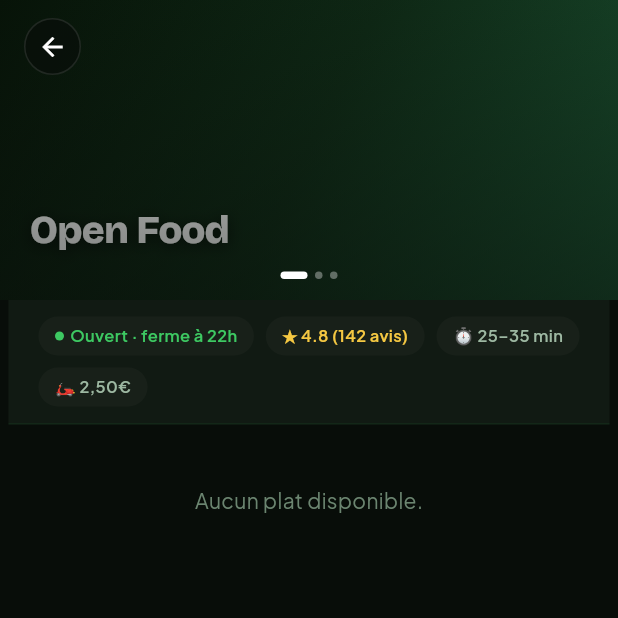
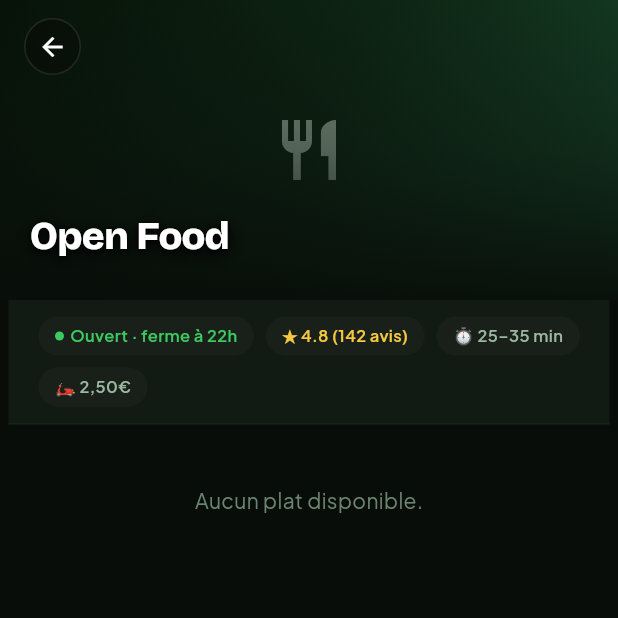
Before and after one commit to MyCookingData/openfood-mobile, a Flutter app: the RestoScreen screen opened directly, on a phone screen of 412 x 824 dp, the top half of it. Run offline on Flutter 3.47's test engine with Material 3 defaults, Android fonts, the phone set to English and light mode, and no system bars; drawn by our look-alikes of scrollable_positioned_list; our stand-ins replace audioplayers, cached_network_image, cloud_firestore, cloud_functions, firebase_auth, firebase_core and 10 more; missing offline and left inert: flutter_stripe, mailer, openfood_models; accounts and stored records are empty; project files that could hold a hidden picture were left out.

Commit message:
feat(mobile): remove default mock carousels and display restaurant photo with name in hero header

```diff
--- a/lib/home_screen.dart
+++ b/lib/home_screen.dart
@@ -228,7 +228,7 @@ class _HomeScreenState extends State<HomeScreen> {
                                 ),
                                 child: Row(
                                   children: [
-                                    const Text("📍", style: TextStyle(fontSize: 15)),
+                                    const Icon(Icons.location_on, color: AppTheme.greenXl, size: 16),
                                     const SizedBox(width: 8),
                                     Expanded(
                                       child: Column(
@@ -272,9 +272,7 @@ class _HomeScreenState extends State<HomeScreen> {
                           horizontal: 16, vertical: 11),
                       child: Row(
                         children: [
-                          const Text("🔍",
-                              style: TextStyle(
-                                  fontSize: 15, color: AppTheme.muted)),
+                          const Icon(Icons.search, color: AppTheme.muted, size: 18),
                           const SizedBox(width: 9),
                           Expanded(
                             child: GestureDetector(
@@ -285,27 +283,6 @@ class _HomeScreenState extends State<HomeScreen> {
                               ),
                             ),
                           ),
-                          /*
-                          GestureDetector(
-                            onTap: () => IAModal.show(context),
-                            child: Container(
-                              padding: const EdgeInsets.symmetric(
-                                  horizontal: 12, vertical: 6),
-                              decoration: BoxDecoration(
-                                gradient: const LinearGradient(
-                                  colors: [AppTheme.green, Color(0xFF145C26)],
-                                  begin: Alignment.topLeft,
-                                  end: Alignment.bottomRight,
-                                ),
-                                borderRadius: BorderRadius.circular(999),
-                              ),
-                              child: const Text(
-                                "🎲 Surprends-moi",
-                                style: TextStyle(color: Colors.white, fontSize: 12, fontWeight: FontWeight.bold),
-                              ),
-                            ),
-                          ),
-                          */
                         ],
                       ),
                     ),
@@ -314,8 +291,6 @@ class _HomeScreenState extends State<HomeScreen> {
                   // --- Carousel ---
                   const HomeCarouselWidget(),
                   const SizedBox(height: 12),
-
-
 
                   // --- Explorer Section ---
                   Padding(
@@ -345,13 +320,13 @@ class _HomeScreenState extends State<HomeScreen> {
                       padding: const EdgeInsets.symmetric(horizontal: 20),
                       physics: const BouncingScrollPhysics(),
                       children: [
-                        JuicyWrapper(onTap: () => Navigator.push(context, MaterialPageRoute(builder: (_) => const ExplorerScreen(category: "Tout"))), child: const CategoryIcon(label: "Tout", icon: "🍽️", isSelected: true)),
-                        JuicyWrapper(onTap: () => Navigator.push(context, MaterialPageRoute(builder: (_) => const ExplorerScreen(category: "Grillades"))), child: const CategoryIcon(label: "Grillades", icon: "🥩")),
-                        JuicyWrapper(onTap: () => Navigator.push(context, MaterialPageRoute(builder: (_) => const ExplorerScreen(category: "Poisson"))), child: const CategoryIcon(label: "Poisson", icon: "🐟")),
-                        JuicyWrapper(onTap: () => Navigator.push(context, MaterialPageRoute(builder: (_) => const ExplorerScreen(category: "Pasta"))), child: const CategoryIcon(label: "Pasta", icon: "🍝")),
-                        JuicyWrapper(onTap: () => Navigator.push(context, MaterialPageRoute(builder: (_) => const ExplorerScreen(category: "Pizza"))), child: const CategoryIcon(label: "Pizza", icon: "🍕")),
-                        JuicyWrapper(onTap: () => Navigator.push(context, MaterialPageRoute(builder: (_) => const ExplorerScreen(category: "Burger"))), child: const CategoryIcon(label: "Burger", icon: "🍔")),
-                        JuicyWrapper(onTap: () => Navigator.push(context, MaterialPageRoute(builder: (_) => const ExplorerScreen(category: "Boissons"))), child: const CategoryIcon(label: "Boissons", icon: "🧃")),
+                        JuicyWrapper(onTap: () => Navigator.push(context, MaterialPageRoute(builder: (_) => const ExplorerScreen(category: "Tout"))), child: const CategoryIcon(label: "Tout", iconData: Icons.restaurant_menu, isSelected: true)),
+                        JuicyWrapper(onTap: () => Navigator.push(context, MaterialPageRoute(builder: (_) => const ExplorerScreen(category: "Grillades"))), child: const CategoryIcon(label: "Grillades", iconData: Icons.outdoor_grill)),
+                        JuicyWrapper(onTap: () => Navigator.push(context, MaterialPageRoute(builder: (_) => const ExplorerScreen(category: "Poisson"))), child: const CategoryIcon(label: "Poisson", iconData: Icons.set_meal)),
+                        JuicyWrapper(onTap: () => Navigator.push(context, MaterialPageRoute(builder: (_) => const ExplorerScreen(category: "Pasta"))), child: const CategoryIcon(label: "Pasta", iconData: Icons.dinner_dining)),
+                        JuicyWrapper(onTap: () => Navigator.push(context, MaterialPageRoute(builder: (_) => const ExplorerScreen(category: "Pizza"))), child: const CategoryIcon(label: "Pizza", iconData: Icons.local_pizza)),
+                        JuicyWrapper(onTap: () => Navigator.push(context, MaterialPageRoute(builder: (_) => const ExplorerScreen(category: "Burger"))), child: const CategoryIcon(label: "Burger", iconData: Icons.lunch_dining)),
+                        JuicyWrapper(onTap: () => Navigator.push(context, MaterialPageRoute(builder: (_) => const ExplorerScreen(category: "Boissons"))), child: const CategoryIcon(label: "Boissons", iconData: Icons.local_drink)),
                       ].animate(interval: 50.ms).fade(duration: 300.ms).slideY(begin: 0.2, curve: Curves.easeOutQuad),
                     ),
                   ),
@@ -381,7 +356,7 @@ class _HomeScreenState extends State<HomeScreen> {
                     child: Row(
                       mainAxisAlignment: MainAxisAlignment.spaceBetween,
                       children: [
-                        Text("Vous allez aimer 👌",
+                        Text("Vous allez aimer",
                             style: AppTheme.titleStyle.copyWith(fontSize: 18)),
                         JuicyWrapper(
                           onTap: () => Navigator.push(context, MaterialPageRoute(builder: (_) => const ExplorerScreen(category: "Tout"))),
--- a/lib/screens/resto/resto_screen.dart
+++ b/lib/screens/resto/resto_screen.dart
@@ -238,12 +238,16 @@ class _RestoScreenState extends State<RestoScreen> {
               String restaurantId = widget.restaurantName;
               String restoZone = "";
               String restoImage = "";
+              String restoType = "";
+              double? restoRating;
               if (restoSnap.hasData && restoSnap.data!.docs.isNotEmpty) {
                 final doc = restoSnap.data!.docs.first;
                 restaurantId = doc.id;
                 final rd = doc.data() as Map<String, dynamic>;
-                restoZone = rd['zone'] ?? "";
-                restoImage = rd['image'] ?? "";
+                restoZone = (rd['zone'] ?? rd['address'] ?? "").toString();
+                restoImage = (rd['imageUrl'] ?? rd['image'] ?? rd['coverImage'] ?? rd['photo'] ?? "").toString();
+                restoType = (rd['type'] ?? "").toString();
+                restoRating = (rd['rating'] as num?)?.toDouble();
               }
 
               return StreamBuilder<QuerySnapshot>(
@@ -262,6 +266,17 @@ class _RestoScreenState extends State<RestoScreen> {
 
               final docs = snapshot.data?.docs ?? [];
 
+              if (restoImage.isEmpty && docs.isNotEmpty) {
+                for (var d in docs) {
+                  final pData = d.data() as Map<String, dynamic>;
+                  final pImg = (pData['image'] ?? pData['imageUrl'] ?? '').toString();
+                  if (pImg.isNotEmpty) {
+                    restoImage = pImg;
+                    break;
+                  }
+                }
+              }
+
               Map<String, List<QueryDocumentSnapshot>> byCategory = {};
               for (var doc in docs) {
                 final data = doc.data() as Map<String, dynamic>;
@@ -273,9 +288,9 @@ class _RestoScreenState extends State<RestoScreen> {
               List<QueryDocumentSnapshot> bestsellers = docs.take(min(3, docs.length)).toList();
 
               _navCategories = [];
-              if (bestsellers.isNotEmpty) _navCategories.add("⭐ Bestsellers");
+              if (bestsellers.isNotEmpty) _navCategories.add("Bestsellers");
               for (var c in rawCategories) {
-                _navCategories.add("🍽️ $c");
+                _navCategories.add(c);
               }
 
               List<Widget> listItems = [];
@@ -402,6 +417,8 @@ class _RestoScreenState extends State<RestoScreen> {
                               return HeroSlider(
                                 restaurantName: widget.restaurantName,
                                 zone: restoZone,
+                                type: restoType,
+                                rating: restoRating,
                                 imageUrl: restoImage,
                               );
                             }
--- a/lib/screens/resto/widgets/hero_slider.dart
+++ b/lib/screens/resto/widgets/hero_slider.dart
@@ -1,71 +1,104 @@
-import 'dart:async';
 import 'package:flutter/material.dart';
+import 'package:cached_network_image/cached_network_image.dart';
+import '../../../core/theme.dart';
 
-class HeroSlider extends StatefulWidget {
+class HeroSlider extends StatelessWidget {
   final String restaurantName;
   final String? zone;
+  final String? type;
+  final double? rating;
   final String? imageUrl;
 
   const HeroSlider({
     super.key,
     this.restaurantName = 'Open Food',
     this.zone,
+    this.type,
+    this.rating,
     this.imageUrl,
   });
 
   @override
-  State<HeroSlider> createState() => _HeroSliderState();
-}
+  Widget build(BuildContext context) {
+    final bool hasImage = imageUrl != null && imageUrl!.isNotEmpty;
 
-class _HeroSliderState extends State<HeroSlider> {
-  late PageController _pageController;
-  int _currentPage = 0;
-  Timer? _timer;
-
-  @override
-  void initState() {
-    super.initState();
-    _pageController = PageController(initialPage: 0);
-    _startTimer();
-  }
-
-  void _startTimer() {
-    _timer = Timer.periodic(const Duration(seconds: 4), (timer) {
-      if (_pageController.hasClients) {
-        int nextPage = (_currentPage + 1) % 3;
-        _pageController.animateToPage(
-          nextPage,
-          duration: const Duration(milliseconds: 400),
-          curve: Curves.easeOutCubic,
-        );
-      }
-    });
-  }
-
-  @override
-  void dispose() {
-    _timer?.cancel();
-    _pageController.dispose();
-    super.dispose();
-  }
-
-  @override
-  Widget build(BuildContext context) {
     return Stack(
       fit: StackFit.expand,
       children: [
-        PageView(
-          controller: _pageController,
-          onPageChanged: (idx) => setState(() => _currentPage = idx),
-          children: [
-            // Slide 1 - Nom du restaurant
-            _buildSlide(
-              gradient: const [Color(0xFF071408), Color(0xFF0F2A16), Color(0xFF1A5030)],
-              child: Stack(
-                fit: StackFit.expand,
-                children: [
+        // Background Image / Gradient
+        if (hasImage)
+          (imageUrl!.startsWith('http')
+              ? CachedNetworkImage(
+                  imageUrl: imageUrl!,
+                  fit: BoxFit.cover,
+                  placeholder: (context, url) => Container(
+                    color: AppTheme.surface2,
+                    child: const Center(
+                      child: CircularProgressIndicator(color: AppTheme.greenXl, strokeWidth: 2),
+                    ),
+                  ),
+                  errorWidget: (context, url, error) => Container(
+                    decoration: const BoxDecoration(
+                      gradient: LinearGradient(
+                        colors: [Color(0xFF071408), Color(0xFF0F2A16), Color(0xFF1A5030)],
+                        begin: Alignment.topLeft,
+                        end: Alignment.bottomRight,
+                      ),
+                    ),
+                    child: const Center(
+                      child: Icon(Icons.restaurant, color: AppTheme.muted2, size: 48),
+                    ),
+                  ),
+                )
+              : Image.asset(
+                  imageUrl!,
+                  fit: BoxFit.cover,
+                  errorBuilder: (context, error, stackTrace) => Container(
+                    decoration: const BoxDecoration(
+                      gradient: LinearGradient(
+                        colors: [Color(0xFF071408), Color(0xFF0F2A16), Color(0xFF1A5030)],
+                        begin: Alignment.topLeft,
+                        end: Alignment.bottomRight,
+                      ),
+                    ),
+                    child: const Center(
+                      child: Icon(Icons.restaurant, color: AppTheme.muted2, size: 48),
+                    ),
+                  ),
+                ))
+        else
+          Container(
+            decoration: const BoxDecoration(
+              gradient: LinearGradient(
+                colors: [Color(0xFF071408), Color(0xFF0F2A16), Color(0xFF1A5030)],
+                begin: Alignment.topLeft,
+                end: Alignment.bottomRight,
+              ),
+            ),
+            child: const Center(
+              child: Icon(Icons.restaurant, color: AppTheme.muted2, size: 48),
+            ),
+          ),
+
+        // Dark Gradient Overlay for Readability
+        Container(
+          decoration: BoxDecoration(
+            gradient: LinearGradient(
+              colors: [
+                const Color(0xFF080D09).withValues(alpha: 0.2),
+                const Color(0xFF080D09).withValues(alpha: 0.5),
+                const Color(0xFF080D09).withValues(alpha: 0.95),
+              ],
+              begin: Alignment.topCenter,
+              end: Alignment.bottomCenter,
+              stops: const [0.0, 0.5, 1.0],
+            ),
+          ),
+        ),
+
+        // Content Area (Restaurant Name & Badges)
         Positioned(
-                    bottom: 28,
+          bottom: 18,
           left: 20,
           right: 20,
           child: Column(
@@ -73,163 +106,73 @@ class _HeroSliderState extends State<HeroSlider> {
             mainAxisSize: MainAxisSize.min,
             children: [
               Text(
-                          widget.restaurantName,
+                restaurantName,
                 style: const TextStyle(
                   fontFamily: 'Bricolage Grotesque',
                   fontSize: 26,
                   fontWeight: FontWeight.w900,
                   color: Colors.white,
                   letterSpacing: -0.5,
-                            shadows: [Shadow(color: Colors.black87, blurRadius: 12, offset: Offset(0, 2))],
+                  shadows: [
+                    Shadow(color: Colors.black, blurRadius: 16, offset: Offset(0, 3)),
+                    Shadow(color: Colors.black87, blurRadius: 6, offset: Offset(0, 1)),
+                  ],
                 ),
+                maxLines: 2,
+                overflow: TextOverflow.ellipsis,
               ),
-                        if (widget.zone != null && widget.zone!.isNotEmpty) ...[
-                          const SizedBox(height: 4),
+              const SizedBox(height: 6),
               Row(
                 children: [
-                              const Text("📍 ", style: TextStyle(fontSize: 12)),
+                  if (zone != null && zone!.isNotEmpty) ...[
+                    Container(
+                      padding: const EdgeInsets.symmetric(horizontal: 9, vertical: 3),
+                      decoration: BoxDecoration(
+                        color: const Color(0xFF080D09).withValues(alpha: 0.75),
+                        borderRadius: BorderRadius.circular(999),
+                        border: Border.all(color: Colors.white.withValues(alpha: 0.15)),
+                      ),
+                      child: Row(
+                        mainAxisSize: MainAxisSize.min,
+                        children: [
+                          const Icon(Icons.location_on, color: AppTheme.greenXl, size: 13),
+                          const SizedBox(width: 4),
                           Text(
-                                widget.zone!,
-                                style: TextStyle(
-                                  color: Colors.white.withValues(alpha: 0.8),
-                                  fontSize: 13,
+                            zone!,
+                            style: const TextStyle(
+                              color: Colors.white,
+                              fontSize: 11,
                               fontWeight: FontWeight.w600,
                             ),
                           ),
                         ],
                       ),
+                    ),
+                    const SizedBox(width: 8),
                   ],
-                      ],
+                  if (type != null && type!.isNotEmpty)
+                    Container(
+                      padding: const EdgeInsets.symmetric(horizontal: 9, vertical: 3),
+                      decoration: BoxDecoration(
+                        color: const Color(0xFF080D09).withValues(alpha: 0.75),
+                        borderRadius: BorderRadius.circular(999),
+                        border: Border.all(color: Colors.white.withValues(alpha: 0.15)),
+                      ),
+                      child: Text(
+                        type!,
+                        style: TextStyle(
+                          color: Colors.white.withValues(alpha: 0.9),
+                          fontSize: 11,
+                          fontWeight: FontWeight.w600,
+                        ),
                       ),
                     ),
                 ],
-              ),
-            ),
-            // Slide 2
-            _buildSlide(
-              gradient: const [Color(0xFF2A0800), Color(0xFF6B1500), Color(0xFFC42800)],
-              child: Stack(
-                fit: StackFit.expand,
-                children: [
-                  Positioned(
-                    bottom: 38, left: 20, right: 110,
-                    child: Column(
-                      crossAxisAlignment: CrossAxisAlignment.start,
-                      children: [
-                        _buildTag("🔥 Offre spéciale"),
-                        const SizedBox(height: 7),
-                        const Text("Menu complet\nà 16€ ce week-end", style: TextStyle(fontFamily: 'Bricolage Grotesque', fontSize: 20, fontWeight: FontWeight.w800, color: Colors.white, height: 1.2)),
-                        const SizedBox(height: 3),
-                        Text("Plat + boisson + dessert inclus", style: TextStyle(color: Colors.white.withValues(alpha: 0.6), fontSize: 11)),
-                      ],
-                    ),
-                  ),
-                  const Positioned(
-                    bottom: 30, right: 16,
-                    child: Text("🍱", style: TextStyle(fontSize: 56, shadows: [Shadow(color: Colors.black45, blurRadius: 14, offset: Offset(0, 6))])),
-                  ),
-                ],
-              ),
-            ),
-            // Slide 3
-            _buildSlide(
-              gradient: const [Color(0xFF001830), Color(0xFF003060), Color(0xFF005AAA)],
-              child: Stack(
-                fit: StackFit.expand,
-                children: [
-                  Positioned(
-                    bottom: 38, left: 20, right: 110,
-                    child: Column(
-                      crossAxisAlignment: CrossAxisAlignment.start,
-                      children: [
-                        _buildTag("✨ Nouveau"),
-                        const SizedBox(height: 7),
-                        const Text("Pasta Alfredo\nest arrivée !", style: TextStyle(fontFamily: 'Bricolage Grotesque', fontSize: 20, fontWeight: FontWeight.w800, color: Colors.white, height: 1.2)),
-                        const SizedBox(height: 3),
-                        Text("Poulet grillé · sauce crémeuse · champignons", style: TextStyle(color: Colors.white.withValues(alpha: 0.6), fontSize: 11)),
-                      ],
-                    ),
-                  ),
-                  const Positioned(
-                    bottom: 30, right: 16,
-                    child: Text("🍝", style: TextStyle(fontSize: 56, shadows: [Shadow(color: Colors.black45, blurRadius: 14, offset: Offset(0, 6))])),
               ),
             ],
           ),
         ),
       ],
-        ),
-        // Overlay foncé pour améliorer la lisibilité globale
-        IgnorePointer(
-          child: Container(
-            decoration: BoxDecoration(
-              gradient: LinearGradient(
-                colors: [const Color(0xFF080D09).withValues(alpha: 0.1), const Color(0xFF080D09).withValues(alpha: 0.55)],
-                begin: Alignment.topCenter,
-                end: Alignment.bottomCenter,
-              ),
-            ),
-          ),
-        ),
-        // Pagination Dots
-        Positioned(
-          bottom: 14,
-          left: 0,
-          right: 0,
-          child: Row(
-            mainAxisAlignment: MainAxisAlignment.center,
-            children: List.generate(3, (i) {
-              bool isSel = _currentPage == i;
-              return AnimatedContainer(
-                duration: const Duration(milliseconds: 300),
-                margin: const EdgeInsets.symmetric(horizontal: 2.5),
-                width: isSel ? 18 : 5,
-                height: 5,
-                decoration: BoxDecoration(
-                  color: isSel ? Colors.white : Colors.white.withValues(alpha: 0.35),
-                  borderRadius: BorderRadius.circular(99),
-                ),
-              );
-            }),
-          ),
-        ),
-      ],
-    );
-  }
-
-  Widget _buildSlide({required List<Color> gradient, required Widget child}) {
-    return Container(
-      decoration: BoxDecoration(
-        gradient: LinearGradient(
-          colors: gradient,
-          begin: Alignment.topLeft,
-          end: Alignment.bottomRight,
-        ),
-      ),
-      child: child,
-    );
-  }
-
-  Widget _buildTag(String text) {
-    return Container(
-      padding: const EdgeInsets.symmetric(horizontal: 10, vertical: 3),
-      decoration: BoxDecoration(
-        color: Colors.white.withValues(alpha: 0.14),
-        borderRadius: BorderRadius.circular(999),
-        border: Border.all(color: Colors.transparent),
-      ),
-      child: Text(text, style: TextStyle(color: Colors.white.withValues(alpha: 0.9), fontSize: 10, fontWeight: FontWeight.w700, letterSpacing: 0.7)),
-    );
-  }
-
-  Widget _buildPlanBadge(String text) {
-    return Container(
-      padding: const EdgeInsets.symmetric(horizontal: 9, vertical: 3),
-      decoration: BoxDecoration(
-        color: const Color(0xFF080D09).withValues(alpha: 0.65),
-        borderRadius: BorderRadius.circular(999),
-      ),
-      child: Text(text, style: TextStyle(color: Colors.white.withValues(alpha: 0.5), fontSize: 9, fontWeight: FontWeight.w700, letterSpacing: 0.5)),
     );
   }
 }
--- a/lib/widgets/banner_card.dart
+++ b/lib/widgets/banner_card.dart
@@ -139,7 +139,8 @@ class BannerCard extends StatelessWidget {
               ),
             ],
           ),
-          // Emoji
+          // Optional Graphic
+          if (emoji.isNotEmpty)
             Positioned(
               right: -8,
               top: 6,
--- a/lib/widgets/category_icon.dart
+++ b/lib/widgets/category_icon.dart
@@ -3,13 +3,15 @@ import '../core/theme.dart';
 
 class CategoryIcon extends StatelessWidget {
   final String label;
-  final String icon;
+  final String? icon;
+  final IconData? iconData;
   final bool isSelected;
 
   const CategoryIcon({
     super.key,
     required this.label,
-    required this.icon,
+    this.icon,
+    this.iconData,
     this.isSelected = false,
   });
 
@@ -47,10 +49,16 @@ class CategoryIcon extends StatelessWidget {
                   : null,
             ),
             child: Center(
-              child: Text(
-                icon,
-                style: const TextStyle(fontSize: 23),
-              ),
+              child: iconData != null
+                  ? Icon(
+                      iconData,
+                      color: isSelected ? Colors.white : AppTheme.cream,
+                      size: 22,
+                    )
+                  : Text(
+                      icon ?? '',
+                      style: const TextStyle(fontSize: 23),
+                    ),
             ),
           ),
           const SizedBox(height: 5),
```
Lines whose indentation alone changed are shown as unchanged.
